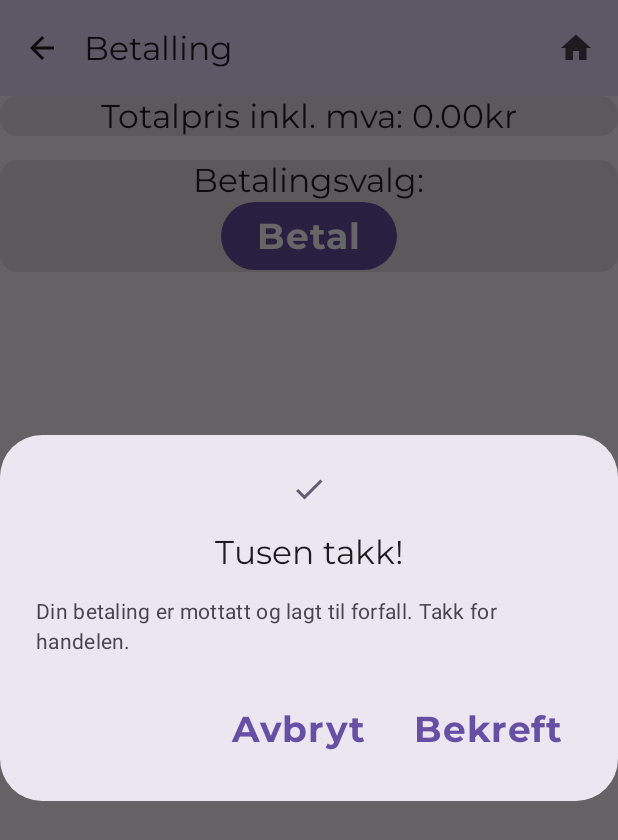
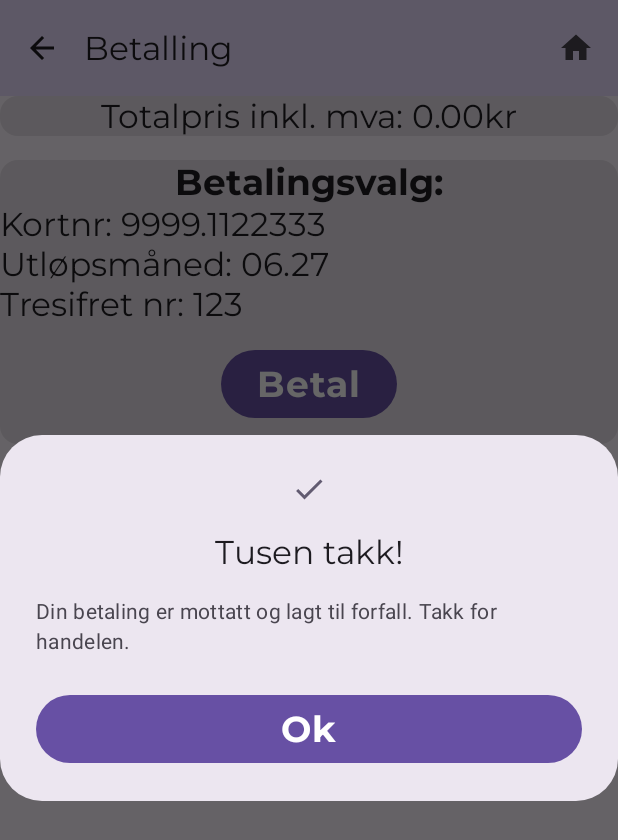
Before and after one commit to martinfosby/KunstApp, an Android app built with Jetpack Compose: the CheckoutScreen screen opened through its navigation route, after a tap on "Betal", on a phone screen of 412 x 824 dp. Shown: the top 840 px of the screen. Run offline under Robolectric (Android 15) with nearby library versions, the phone set to English and light mode, and no system bars; our stand-ins replace Room's generated code; 1 statement that could not run was skipped.

Commit message:
added more info to checkout

```diff
--- a/app/src/main/java/com/example/kunstapp/ui/ArtApp.kt
+++ b/app/src/main/java/com/example/kunstapp/ui/ArtApp.kt
@@ -194,7 +194,13 @@ fun ArtApp(
                 )
             }
             composable(route = ArtScreen.Checkout.name) {
-                CheckoutScreen(orderUiState = uiState, onPayClicked = { viewModel.resetOrder() })
+                CheckoutScreen(
+                    orderUiState = uiState,
+                    onPayClicked = {
+                        viewModel.resetOrder()
+                        navController.navigate(ArtScreen.Start.name)
+                    }
+                )
             }
 
         }
--- a/app/src/main/java/com/example/kunstapp/ui/screens/CategoryScreen.kt
+++ b/app/src/main/java/com/example/kunstapp/ui/screens/CategoryScreen.kt
@@ -30,6 +30,14 @@ import com.example.kunstapp.ui.theme.KunstAppTheme
 fun CategoryScreen(modifier: Modifier = Modifier, onCategoryClicked: (Category) -> Unit) {
     LazyColumn {
         items(Category.entries) { category ->
+            CategoryCard(category = category, onCategoryClicked = onCategoryClicked)
+        }
+    }
+}
+
+
+@Composable
+fun CategoryCard(category: Category, onCategoryClicked: (Category) -> Unit, modifier: Modifier = Modifier) {
     Card(
         modifier = Modifier
             .clickable { onCategoryClicked(category) }
@@ -81,9 +89,6 @@ fun CategoryScreen(modifier: Modifier = Modifier, onCategoryClicked: (Category)
         }
     }
 }
-    }
-}
-
 
 @Preview
 @Composable
--- a/app/src/main/java/com/example/kunstapp/ui/screens/CheckoutScreen.kt
+++ b/app/src/main/java/com/example/kunstapp/ui/screens/CheckoutScreen.kt
@@ -30,6 +30,7 @@ import androidx.compose.ui.Modifier
 import androidx.compose.ui.graphics.Color
 import androidx.compose.ui.graphics.toArgb
 import androidx.compose.ui.graphics.vector.ImageVector
+import androidx.compose.ui.modifier.modifierLocalConsumer
 import androidx.compose.ui.res.dimensionResource
 import androidx.compose.ui.res.stringResource
 import androidx.compose.ui.tooling.preview.Preview
@@ -164,7 +165,10 @@ fun CheckoutScreen(
 
         if (showDialog) {
             AlertDialogPayment(
-                onDismissRequest = { showDialog = false },
+                onDismissRequest = {
+                    showDialog = false
+                    onPayClicked()
+                },
                 onConfirmation = {
                     showDialog = false
                     onPayClicked()
@@ -188,12 +192,17 @@ fun PaymentCard(onPayClicked: () -> Unit, modifier: Modifier = Modifier) {
         ) {
             Text(
                 text = stringResource(id = R.string.payment_option),
-                style = MaterialTheme.typography.headlineSmall,
+                style = MaterialTheme.typography.labelLarge,
                 modifier = Modifier.align(Alignment.CenterHorizontally)
             )
+            Text(text = stringResource(id = R.string.credit_card), style = MaterialTheme.typography.headlineSmall)
+            Text(text = stringResource(id = R.string.credit_card_expiration), style = MaterialTheme.typography.headlineSmall)
+            Text(text = stringResource(id = R.string.credit_card_security_code), style = MaterialTheme.typography.headlineSmall)
             Button(
                 onClick = onPayClicked,
-                modifier = Modifier.align(Alignment.CenterHorizontally)
+                modifier = Modifier
+                    .align(Alignment.CenterHorizontally)
+                    .padding(dimensionResource(id = R.dimen.padding_medium))
             ) {
                 Text(text = stringResource(id = R.string.pay))
             }
@@ -223,21 +232,11 @@ fun AlertDialogPayment(
             onDismissRequest()
         },
         confirmButton = {
-            TextButton(
-                onClick = {
-                    onConfirmation()
-                }
+            Button(
+                onClick = { onConfirmation() },
+                modifier = Modifier.fillMaxWidth()
             ) {
-                Text(stringResource(id = R.string.confirm))
-            }
-        },
-        dismissButton = {
-            TextButton(
-                onClick = {
-                    onDismissRequest()
-                }
-            ) {
-                Text(stringResource(id = R.string.dismiss))
+                Text(stringResource(id = R.string.ok))
             }
         }
     )
--- a/app/src/main/res/values/strings.xml
+++ b/app/src/main/res/values/strings.xml
@@ -115,8 +115,12 @@
     <string name="pay">Betal</string>
     <string name="confirm">Bekreft</string>
     <string name="dismiss">Avbryt</string>
+    <string name="ok">Ok</string>
     <string name="dialog_title">Tusen takk!</string>
     <string name="dialog_text">Din betaling er mottatt og lagt til forfall. Takk for handelen.</string>
+    <string name="credit_card">Kortnr: 9999.1122333</string>
+    <string name="credit_card_expiration">Utløpsmåned: 06.27</string>
+    <string name="credit_card_security_code">Tresifret nr: 123</string>
 
 
 </resources>
```
Lines whose indentation alone changed are shown as unchanged.
